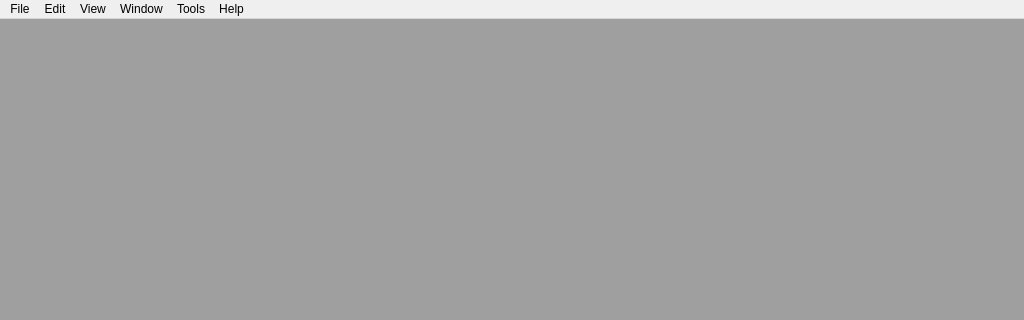
Qt form mtpy/gui/SmartMT/ui_asset/main_window.ui (MTgeophysics/mtpy) before a commit; both pictures show x 0 to 1024 and y 0 to 320 of the 1024 by 768 pixel window.
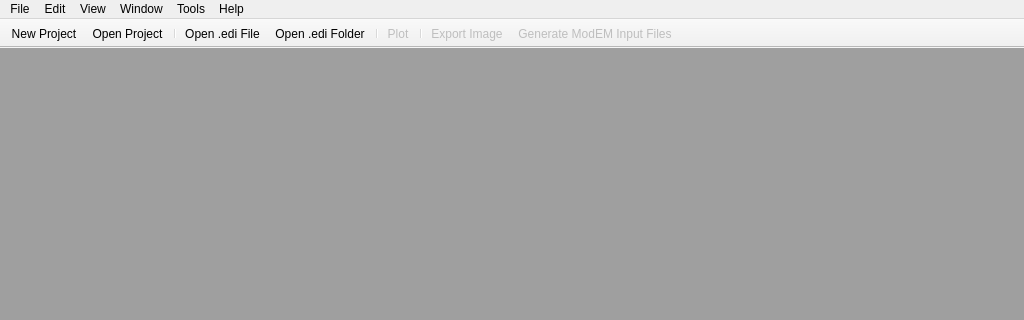
The same form after that commit. Icons and pictures are not drawn.

Commit message: create resource file and added some icon resources

What changed in the file:
```diff
--- a/mtpy/gui/SmartMT/ui_asset/main_window.ui
+++ b/mtpy/gui/SmartMT/ui_asset/main_window.ui
@@ -122,6 +122,36 @@
    <addaction name="menuTools"/>
    <addaction name="menuHelp"/>
   </widget>
+  <widget class="QToolBar" name="toolBar">
+   <property name="windowTitle">
+    <string>toolBar</string>
+   </property>
+   <property name="movable">
+    <bool>false</bool>
+   </property>
+   <property name="allowedAreas">
+    <set>Qt::TopToolBarArea</set>
+   </property>
+   <property name="toolButtonStyle">
+    <enum>Qt::ToolButtonIconOnly</enum>
+   </property>
+   <attribute name="toolBarArea">
+    <enum>TopToolBarArea</enum>
+   </attribute>
+   <attribute name="toolBarBreak">
+    <bool>false</bool>
+   </attribute>
+   <addaction name="actionNew_Project"/>
+   <addaction name="actionOpen_Project"/>
+   <addaction name="separator"/>
+   <addaction name="actionOpen_edi_File"/>
+   <addaction name="actionOpen_edi_Folder"/>
+   <addaction name="separator"/>
+   <addaction name="actionPlot"/>
+   <addaction name="separator"/>
+   <addaction name="actionExport"/>
+   <addaction name="actionExport_ModEM_Data"/>
+  </widget>
   <action name="actionNew_Project">
    <property name="text">
     <string>New Project...</string>
@@ -185,7 +215,7 @@
     <bool>false</bool>
    </property>
    <property name="text">
-    <string>Export...</string>
+    <string>Export Image...</string>
    </property>
   </action>
   <action name="actionShow_Data_Collection">
```
Left out of the diff: 25 changed lines with no effect on the pictures. The commit also changes 6 other files.
